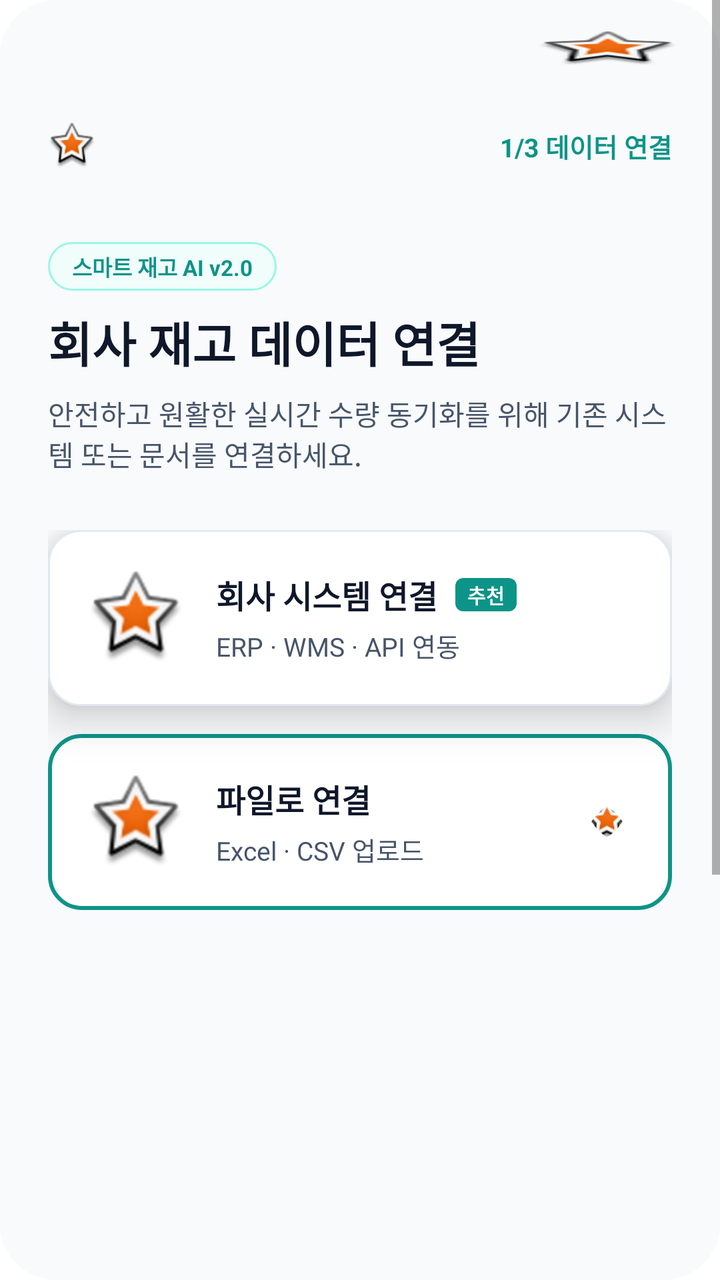
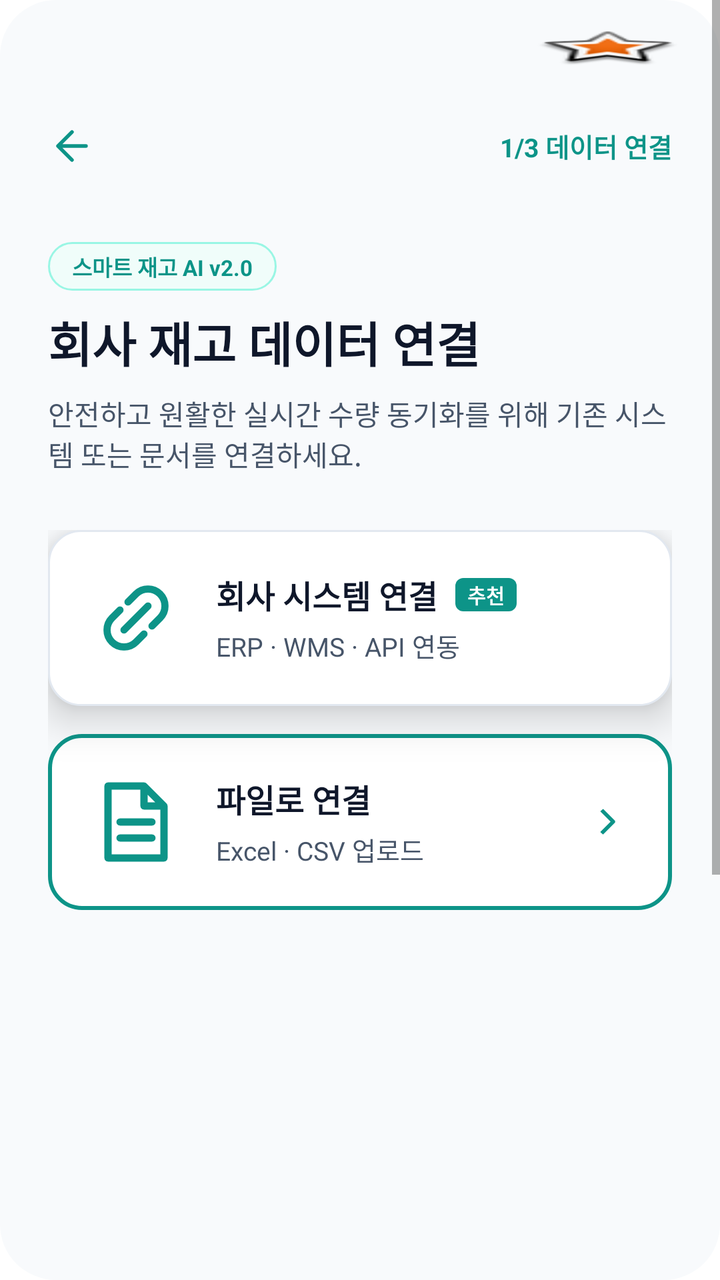

Before-and-after screenshots of an Android layout around one commit, followed by the original layout XML and the change that was made.
<!-- AndroidManifest.xml: application theme Theme.MaterialComponents.DayNight.NoActionBar -->
<!-- res/layout/activity_data_connection_select3.xml -->
<LinearLayout 
	xmlns:android="http://schemas.android.com/apk/res/android"
	xmlns:tools="http://schemas.android.com/tools"
	xmlns:app="http://schemas.android.com/apk/res-auto"
	android:background="#FFFFFF"
	android:orientation="vertical"
	android:layout_width="match_parent"
	android:layout_height="match_parent">
	<ScrollView 
		android:id="@+id/rnod7cevm069"
		android:layout_width="match_parent"
		android:layout_height="wrap_content"
		android:layout_weight="1"
		android:background="@drawable/cr28bf8fafc">
		<LinearLayout
			android:layout_width="match_parent"
			android:layout_height="match_parent"
			android:orientation="vertical">
			<LinearLayout
				android:id="@+id/rs6wuu6kmw8d"
				android:layout_width="match_parent"
				android:layout_height="wrap_content"
				android:layout_marginBottom="24dp"
				android:orientation="vertical">
				<LinearLayout
					android:id="@+id/r9jmhwwvz2cj"
					android:layout_width="match_parent"
					android:layout_height="wrap_content"
					android:gravity="center_vertical"
					android:paddingVertical="15dp"
					android:paddingHorizontal="20dp"
					android:orientation="horizontal">
					<TextView
						android:id="@+id/radvy2ndit1c"
						android:textColor="#0F172A"
						android:textSize="14sp"
						android:textStyle="bold"
						android:layout_height="wrap_content"
						android:layout_width="wrap_content"
						android:text=""
					/>
					<View
						android:layout_width="0dp"
						android:layout_height="0dp"
						android:layout_weight="1"
					 />
					<ImageView
						android:id="@+id/rzt0ekpszdjs"
						android:layout_width="72dp"
						android:layout_height="18dp"
						android:src="@android:drawable/star_big_on"
						android:scaleType="fitXY"
					/>
				</LinearLayout>
				<LinearLayout
					android:id="@+id/rlhkb94cbpvs"
					android:layout_width="match_parent"
					android:layout_height="wrap_content"
					android:gravity="center_vertical"
					android:paddingVertical="12dp"
					android:paddingHorizontal="24dp"
					android:orientation="horizontal">
					<ImageView
						android:id="@+id/rklgruuy6quc"
						android:layout_width="24dp"
						android:layout_height="24dp"
						android:src="@android:drawable/star_big_on"
						android:scaleType="fitXY"
					/>
					<View
						android:layout_width="0dp"
						android:layout_height="0dp"
						android:layout_weight="1"
					 />
					<TextView
						android:id="@+id/rdk7cwlsaojh"
						android:textColor="#0D9488"
						android:textSize="13sp"
						android:textStyle="bold"
						android:layout_height="wrap_content"
						android:layout_width="wrap_content"
						android:text="1/3 데이터 연결"
					/>
				</LinearLayout>
			</LinearLayout>
			<LinearLayout
				android:id="@+id/r5r2alfyoods"
				android:layout_width="match_parent"
				android:layout_height="wrap_content"
				android:layout_marginBottom="28dp"
				android:layout_marginHorizontal="24dp"
				android:orientation="vertical">
				<LinearLayout
					android:id="@+id/rna1yhy1oizj"
					android:layout_width="wrap_content"
					android:layout_height="wrap_content"
					android:background="@drawable/s99f6e4sw1cr100bf0fdfa"
					android:paddingVertical="4dp"
					android:paddingHorizontal="12dp"
					android:layout_marginBottom="8dp"
					android:orientation="vertical">
					<TextView
						android:id="@+id/rdbnbhad38r7"
						android:textColor="#0D9488"
						android:textSize="11sp"
						android:textStyle="bold"
						android:layout_height="wrap_content"
						android:layout_width="wrap_content"
						android:text="스마트 재고 AI v2.0"
					/>
				</LinearLayout>
				<TextView
					android:id="@+id/rnnwr4j978ab"
					android:textColor="#0F172A"
					android:textSize="24sp"
					android:textStyle="bold"
					android:layout_marginBottom="8dp"
					android:layout_height="wrap_content"
					android:layout_width="wrap_content"
					android:text="회사 재고 데이터 연결"
				/>
				<TextView
					android:id="@+id/rs3eh8ews3q"
					android:textColor="#475569"
					android:textSize="14sp"
					android:layout_height="wrap_content"
					android:layout_width="match_parent"
					android:layout_weight="1"
					android:text="안전하고 원활한 실시간 수량 동기화를 위해 기존 시스템 또는 문서를 연결하세요."
				/>
			</LinearLayout>
			<LinearLayout
				android:id="@+id/r96pygldk5b"
				android:layout_width="match_parent"
				android:layout_height="wrap_content"
				android:layout_marginBottom="432dp"
				android:layout_marginHorizontal="24dp"
				android:orientation="vertical">
				<LinearLayout
					android:id="@+id/r6vfw18x7p5y"
					android:layout_width="match_parent"
					android:layout_height="wrap_content"
					android:gravity="center_vertical"
					android:background="@drawable/se2e8f0sw1cr16bffffff"
					android:padding="20dp"
					android:layout_marginBottom="14dp"
					android:elevation="12dp"
					android:orientation="horizontal">
					<com.google.android.material.imageview.ShapeableImageView
						android:id="@+id/ruxwu67x2kcm"
						app:shapeAppearanceOverlay="@style/cr12"
						android:layout_width="48dp"
						android:layout_height="48dp"
						android:layout_marginEnd="16dp"
						android:src="@android:drawable/star_big_on"
						android:scaleType="fitXY"
					/>
					<LinearLayout
						android:id="@+id/r5goc1m275jy"
						android:layout_width="0dp"
						android:layout_height="wrap_content"
						android:layout_weight="1"
						android:orientation="vertical">
						<LinearLayout
							android:id="@+id/rlzi98y50l2"
							android:layout_width="wrap_content"
							android:layout_height="wrap_content"
							android:gravity="center_vertical"
							android:layout_marginBottom="4dp"
							android:orientation="horizontal">
							<TextView
								android:id="@+id/rlwcqs9ut7e"
								android:textColor="#0F172A"
								android:textSize="16sp"
								android:textStyle="bold"
								android:layout_marginEnd="9dp"
								android:layout_height="wrap_content"
								android:layout_width="wrap_content"
								android:text="회사 시스템 연결"
							/>
							<LinearLayout
								android:id="@+id/rjevw3bhvx9s"
								android:layout_width="wrap_content"
								android:layout_height="wrap_content"
								android:background="@drawable/cr4b0d9488"
								android:paddingVertical="1dp"
								android:paddingHorizontal="6dp"
								android:orientation="vertical">
								<TextView
									android:id="@+id/rxpzjx2y1v3"
									android:textColor="#FFFFFF"
									android:textSize="10sp"
									android:textStyle="bold"
									android:layout_height="wrap_content"
									android:layout_width="wrap_content"
									android:text="추천"
								/>
							</LinearLayout>
						</LinearLayout>
						<TextView
							android:id="@+id/r67nekn9dtog"
							android:textColor="#475569"
							android:textSize="13sp"
							android:layout_height="wrap_content"
							android:layout_width="wrap_content"
							android:text="ERP · WMS · API 연동"
						/>
					</LinearLayout>
				</LinearLayout>
				<LinearLayout
					android:id="@+id/r6nrd8z2bgy4"
					android:layout_width="match_parent"
					android:layout_height="wrap_content"
					android:gravity="center_vertical"
					android:background="@drawable/s0d9488sw2cr16bffffff"
					android:padding="20dp"
					android:orientation="horizontal">
					<com.google.android.material.imageview.ShapeableImageView
						android:id="@+id/r11yrwd8rqcn"
						app:shapeAppearanceOverlay="@style/cr12"
						android:layout_width="48dp"
						android:layout_height="48dp"
						android:layout_marginEnd="16dp"
						android:src="@android:drawable/star_big_on"
						android:scaleType="fitXY"
					/>
					<LinearLayout
						android:id="@+id/rzvlo50g5vbl"
						android:layout_width="0dp"
						android:layout_height="wrap_content"
						android:layout_weight="1"
						android:gravity="center_vertical"
						android:orientation="horizontal">
						<LinearLayout
							android:id="@+id/r0zx3dqphrizh"
							android:layout_width="wrap_content"
							android:layout_height="wrap_content"
							android:orientation="vertical">
							<TextView
								android:id="@+id/r6mz9ahguozd"
								android:textColor="#0F172A"
								android:textSize="16sp"
								android:textStyle="bold"
								android:layout_marginBottom="4dp"
								android:layout_marginEnd="32dp"
								android:layout_height="wrap_content"
								android:layout_width="wrap_content"
								android:text="파일로 연결"
							/>
							<TextView
								android:id="@+id/r5maghjp2wiu"
								android:textColor="#475569"
								android:textSize="13sp"
								android:layout_height="wrap_content"
								android:layout_width="wrap_content"
								android:text="Excel · CSV 업로드"
							/>
						</LinearLayout>
						<View
							android:layout_width="0dp"
							android:layout_height="0dp"
							android:layout_weight="1"
						 />
						<com.google.android.material.imageview.ShapeableImageView
							android:id="@+id/rana1l631meu"
							app:shapeAppearanceOverlay="@style/cr28"
							android:layout_width="25dp"
							android:layout_height="25dp"
							android:src="@android:drawable/star_big_on"
							android:scaleType="fitXY"
						/>
					</LinearLayout>
				</LinearLayout>
			</LinearLayout>
			<LinearLayout
				android:id="@+id/r8ou91spshvh"
				android:layout_width="match_parent"
				android:layout_height="wrap_content"
				android:gravity="center_horizontal"
				android:paddingBottom="32dp"
				android:orientation="vertical">
				<TextView
					android:id="@+id/rrxaolbbpih"
					android:textColor="#94A3B8"
					android:textSize="12sp"
					android:layout_height="wrap_content"
					android:layout_width="wrap_content"
					android:text="이미 연결을 완료한 경우 다음 로그인부터 이 과정은 생략됩니다."
				/>
			</LinearLayout>
		</LinearLayout>
	</ScrollView>
</LinearLayout>
<!-- resources referenced by this layout -->
<resources>
  <!-- drawable cr28bf8fafc (drawable) -->
  <?xml version="1.0" encoding="UTF-8"?>
  <shape
  	xmlns:android="http://schemas.android.com/apk/res/android">
  	<solid
  		android:color="#F8FAFC"
  	/>
  	<corners
  		android:radius="28dp"
  	/>      
  </shape>
  <!-- drawable cr4b0d9488 (drawable) -->
  <?xml version="1.0" encoding="UTF-8"?>
  <shape
  	xmlns:android="http://schemas.android.com/apk/res/android">
  	<solid
  		android:color="#0D9488"
  	/>
  	<corners
  		android:radius="4dp"
  	/>      
  </shape>
  <!-- drawable s0d9488sw2cr16bffffff (drawable) -->
  <?xml version="1.0" encoding="UTF-8"?>
  <shape
  	xmlns:android="http://schemas.android.com/apk/res/android">
  	<solid
  		android:color="#FFFFFF"
  	/>
  	<stroke
  		android:color="#0D9488"
  		android:width="2dp"
  	/>       
  	<corners
  		android:radius="16dp"
  	/>      
  </shape>
  <!-- drawable s99f6e4sw1cr100bf0fdfa (drawable) -->
  <?xml version="1.0" encoding="UTF-8"?>
  <shape
  	xmlns:android="http://schemas.android.com/apk/res/android">
  	<solid
  		android:color="#F0FDFA"
  	/>
  	<stroke
  		android:color="#99F6E4"
  		android:width="1dp"
  	/>       
  	<corners
  		android:radius="100dp"
  	/>      
  </shape>
  <!-- drawable se2e8f0sw1cr16bffffff (drawable) -->
  <?xml version="1.0" encoding="UTF-8"?>
  <shape
  	xmlns:android="http://schemas.android.com/apk/res/android">
  	<solid
  		android:color="#FFFFFF"
  	/>
  	<stroke
  		android:color="#E2E8F0"
  		android:width="1dp"
  	/>       
  	<corners
  		android:radius="16dp"
  	/>      
  </shape>
  <style name="cr12">
  		<item name="cornerSize">12dp</item>
  	</style>
  <style name="cr28">
  		<item name="cornerSize">28dp</item>
  	</style>
</resources>

<!-- the commit's change to res/layout/activity_data_connection_select3.xml (unified diff, before → after) -->
@@ -64,8 +64,8 @@
 						android:id="@+id/rklgruuy6quc"
 						android:layout_width="24dp"
 						android:layout_height="24dp"
-						android:src="@android:drawable/star_big_on"
-						android:scaleType="fitXY"
+						android:src="@drawable/ic_inven_back"
+						android:scaleType="fitCenter"
 					/>
 					<View
 						android:layout_width="0dp"
@@ -152,8 +152,8 @@
 						android:layout_width="48dp"
 						android:layout_height="48dp"
 						android:layout_marginEnd="16dp"
-						android:src="@android:drawable/star_big_on"
-						android:scaleType="fitXY"
+						android:src="@drawable/ic_inven_link"
+						android:scaleType="fitCenter"
 					/>
 					<LinearLayout
 						android:id="@+id/r5goc1m275jy"
@@ -221,8 +221,8 @@
 						android:layout_width="48dp"
 						android:layout_height="48dp"
 						android:layout_marginEnd="16dp"
-						android:src="@android:drawable/star_big_on"
-						android:scaleType="fitXY"
+						android:src="@drawable/ic_inven_file"
+						android:scaleType="fitCenter"
 					/>
 					<LinearLayout
 						android:id="@+id/rzvlo50g5vbl"
@@ -266,8 +266,8 @@
 							app:shapeAppearanceOverlay="@style/cr28"
 							android:layout_width="25dp"
 							android:layout_height="25dp"
-							android:src="@android:drawable/star_big_on"
-							android:scaleType="fitXY"
+							android:src="@drawable/ic_inven_chevron_right"
+							android:scaleType="fitCenter"
 						/>
 					</LinearLayout>
 				</LinearLayout>
<!-- resource entries referenced after the edit -->
@@ -22,6 +22,38 @@
   		android:radius="4dp"
   	/>      
   </shape>
+  <!-- drawable ic_inven_back (drawable) -->
+  <vector xmlns:android="http://schemas.android.com/apk/res/android"
+      android:width="24dp" android:height="24dp"
+      android:viewportWidth="24" android:viewportHeight="24">
+      <path android:fillColor="#00000000" android:strokeColor="#0D9488"
+          android:strokeWidth="1.8" android:strokeLineCap="round" android:strokeLineJoin="round"
+          android:pathData="M19,12 H5 M12,5 L5,12 L12,19" />
+  </vector>
+  <!-- drawable ic_inven_chevron_right (drawable) -->
+  <vector xmlns:android="http://schemas.android.com/apk/res/android"
+      android:width="24dp" android:height="24dp"
+      android:viewportWidth="24" android:viewportHeight="24">
+      <path android:fillColor="#00000000" android:strokeColor="#0D9488"
+          android:strokeWidth="1.8" android:strokeLineCap="round" android:strokeLineJoin="round"
+          android:pathData="M9,6 L15,12 L9,18" />
+  </vector>
+  <!-- drawable ic_inven_file (drawable) -->
+  <vector xmlns:android="http://schemas.android.com/apk/res/android"
+      android:width="24dp" android:height="24dp"
+      android:viewportWidth="24" android:viewportHeight="24">
+      <path android:fillColor="#00000000" android:strokeColor="#0D9488"
+          android:strokeWidth="1.8" android:strokeLineCap="round" android:strokeLineJoin="round"
+          android:pathData="M5,3 H14 L19,8 V21 H5 Z M14,3 V8 H19 M8,12 H16 M8,16 H16" />
+  </vector>
+  <!-- drawable ic_inven_link (drawable) -->
+  <vector xmlns:android="http://schemas.android.com/apk/res/android"
+      android:width="24dp" android:height="24dp"
+      android:viewportWidth="24" android:viewportHeight="24">
+      <path android:fillColor="#00000000" android:strokeColor="#0D9488"
+          android:strokeWidth="1.8" android:strokeLineCap="round" android:strokeLineJoin="round"
+          android:pathData="M10,8 L12,6 A4,4 0 0,1 18,12 L16,14 M8,10 L6,12 A4,4 0 0,0 12,18 L14,16 M9,15 L15,9" />
+  </vector>
   <!-- drawable s0d9488sw2cr16bffffff (drawable) -->
   <?xml version="1.0" encoding="UTF-8"?>
   <shape
